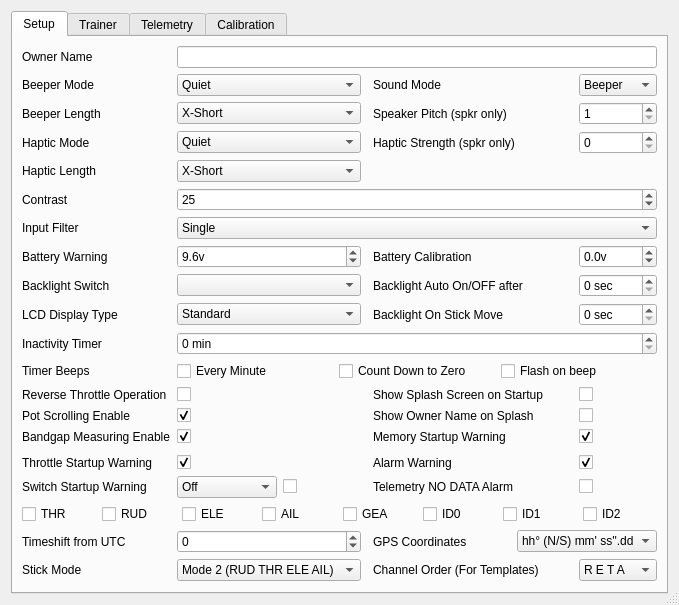
Above: src/generaledit.ui from roberto1903/companion9x before the change. Below: the same form after it.
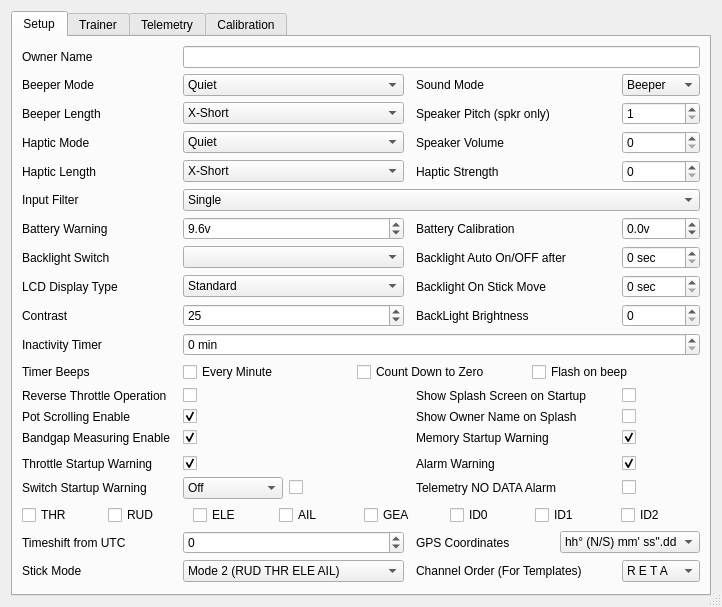
That is the form after the change. Icons and pictures are not drawn.

What changed in the file:
```diff
--- a/src/generaledit.ui
+++ b/src/generaledit.ui
@@ -6,8 +6,8 @@
    <rect>
     <x>0</x>
     <y>0</y>
-    <width>659</width>
-    <height>589</height>
+    <width>722</width>
+    <height>607</height>
    </rect>
   </property>
   <property name="windowTitle">
@@ -41,6 +41,30 @@
        <string>Setup</string>
       </attribute>
       <layout class="QGridLayout" name="gridLayout">
+       <item row="18" column="0">
+        <widget class="QLabel" name="label">
+         <property name="toolTip">
+          <string extracomment="Screen Contrast [20-45]"/>
+         </property>
+         <property name="text">
+          <string>Contrast</string>
+         </property>
+        </widget>
+       </item>
+       <item row="7" column="5">
+        <widget class="QSpinBox" name="hapticStrengthSB">
+         <property name="maximum">
+          <number>5</number>
+         </property>
+        </widget>
+       </item>
+       <item row="33" column="4">
+        <widget class="QLabel" name="label_13">
+         <property name="text">
+          <string>Channel Order (For Templates)</string>
+         </property>
+        </widget>
+       </item>
        <item row="0" column="0">
         <widget class="QLabel" name="label_ownerName">
          <property name="toolTip">
@@ -51,7 +75,7 @@
          </property>
         </widget>
        </item>
-       <item row="31" column="1">
+       <item row="33" column="2">
         <widget class="QComboBox" name="stickmodeCB">
          <property name="toolTip">
           <string/>
@@ -105,7 +129,7 @@
          </item>
         </widget>
        </item>
-       <item row="6" column="1">
+       <item row="6" column="2">
         <widget class="QComboBox" name="hapticmodeCB">
          <item>
           <property name="text">
@@ -129,14 +153,14 @@
          </item>
         </widget>
        </item>
-       <item row="22" column="0">
+       <item row="24" column="0">
         <widget class="QLabel" name="label_BandGapEnable">
          <property name="text">
           <string>Bandgap Measuring Enable</string>
          </property>
         </widget>
        </item>
-       <item row="19" column="1" colspan="4">
+       <item row="21" column="2" colspan="4">
         <layout class="QHBoxLayout" name="horizontalLayout">
          <item>
           <widget class="QCheckBox" name="beepMinuteChkB">
@@ -178,14 +202,7 @@
          </item>
         </layout>
        </item>
-       <item row="7" column="0">
-        <widget class="QLabel" name="label_HL">
-         <property name="text">
-          <string>Haptic Length</string>
-         </property>
-        </widget>
-       </item>
-       <item row="14" column="4">
+       <item row="15" column="5">
         <widget class="QSpinBox" name="backlightautoSB">
          <property name="sizePolicy">
           <sizepolicy hsizetype="Minimum" vsizetype="Fixed">
@@ -213,7 +230,7 @@
          </property>
         </widget>
        </item>
-       <item row="30" column="1">
+       <item row="32" column="2">
         <widget class="QSpinBox" name="timezoneSB">
          <property name="minimum">
           <number>-14</number>
@@ -226,14 +243,14 @@
          </property>
         </widget>
        </item>
-       <item row="10" column="0">
+       <item row="11" column="0">
         <widget class="QLabel" name="label_8">
          <property name="text">
           <string>Input Filter</string>
          </property>
         </widget>
        </item>
-       <item row="20" column="1">
+       <item row="22" column="2">
         <widget class="QCheckBox" name="thrrevChkB">
          <property name="whatsThis">
           <string>Reverse throttle operation.
@@ -246,7 +263,7 @@
          </property>
         </widget>
        </item>
-       <item row="2" column="1">
+       <item row="2" column="2">
         <widget class="QComboBox" name="beeperCB">
          <property name="toolTip">
           <string/>
@@ -285,7 +302,7 @@
          </item>
         </widget>
        </item>
-       <item row="21" column="1">
+       <item row="23" column="2">
         <widget class="QCheckBox" name="PotScrollEnableChkB">
          <property name="whatsThis">
           <string>&lt;!DOCTYPE HTML PUBLIC &quot;-//W3C//DTD HTML 4.0//EN&quot; &quot;http://www.w3.org/TR/REC-html40/strict.dtd&quot;&gt;
@@ -308,14 +325,14 @@
          </property>
         </widget>
        </item>
-       <item row="19" column="0">
+       <item row="21" column="0">
         <widget class="QLabel" name="label_28">
          <property name="text">
           <string>Timer Beeps</string>
          </property>
         </widget>
        </item>
-       <item row="24" column="4">
+       <item row="26" column="5">
         <widget class="QCheckBox" name="alarmwarnChkB">
          <property name="maximumSize">
           <size>
@@ -344,14 +361,62 @@
          </property>
         </widget>
        </item>
-       <item row="31" column="3">
-        <widget class="QLabel" name="label_13">
-         <property name="text">
-          <string>Channel Order (For Templates)</string>
-         </property>
-        </widget>
+       <item row="27" column="2">
+        <layout class="QHBoxLayout" name="horizontalLayout_4">
+         <item>
+          <widget class="QComboBox" name="swtchWarnCB">
+           <property name="sizePolicy">
+            <sizepolicy hsizetype="Minimum" vsizetype="Fixed">
+             <horstretch>0</horstretch>
+             <verstretch>0</verstretch>
+            </sizepolicy>
+           </property>
+           <property name="maximumSize">
+            <size>
+             <width>100</width>
+             <height>16777215</height>
+            </size>
+           </property>
+           <item>
+            <property name="text">
+             <string>Off</string>
+            </property>
+           </item>
+           <item>
+            <property name="text">
+             <string>Switches Up</string>
+            </property>
+           </item>
+           <item>
+            <property name="text">
+             <string>Switches Down</string>
+            </property>
+           </item>
+          </widget>
+         </item>
+         <item>
+          <widget class="QCheckBox" name="swtchWarnChkB">
+           <property name="text">
+            <string/>
+           </property>
+          </widget>
+         </item>
+         <item>
+          <spacer name="horizontalSpacer_3">
+           <property name="orientation">
+            <enum>Qt::Horizontal</enum>
+           </property>
+           <property name="sizeHint" stdset="0">
+            <size>
+             <width>40</width>
+             <height>20</height>
+            </size>
+           </property>
+          </spacer>
+         </item>
+        </layout>
        </item>
-       <item row="4" column="4">
+       <item row="4" column="5">
         <widget class="QSpinBox" name="speakerPitchSB">
          <property name="toolTip">
           <string/>
@@ -378,14 +443,14 @@
          </property>
         </widget>
        </item>
-       <item row="22" column="3">
+       <item row="24" column="4">
         <widget class="QLabel" name="label_11">
          <property name="text">
           <string>Memory Startup Warning</string>
          </property>
         </widget>
        </item>
-       <item row="4" column="1">
+       <item row="4" column="2">
         <widget class="QComboBox" name="beeperlenCB">
          <item>
           <property name="text">
@@ -414,7 +479,7 @@
          </item>
         </widget>
        </item>
-       <item row="11" column="1">
+       <item row="12" column="2">
         <widget class="QDoubleSpinBox" name="battwarningDSB">
          <property name="toolTip">
           <string/>
@@ -451,7 +516,7 @@
          </property>
         </widget>
        </item>
-       <item row="11" column="0">
+       <item row="12" column="0">
         <widget class="QLabel" name="label_2">
          <property name="toolTip">
           <string extracomment="Low Battery Voltage warning [5v-10v]"/>
@@ -461,14 +526,20 @@
          </property>
         </widget>
        </item>
-       <item row="6" column="3">
-        <widget class="QLabel" name="label_hapticStrengthSB">
-         <property name="text">
-          <string>Haptic Strength (spkr only)</string>
+       <item row="25" column="2" colspan="2">
+        <spacer name="horizontalSpacer">
+         <property name="orientation">
+          <enum>Qt::Horizontal</enum>
          </property>
-        </widget>
+         <property name="sizeHint" stdset="0">
+          <size>
+           <width>40</width>
+           <height>5</height>
+          </size>
+         </property>
+        </spacer>
        </item>
-       <item row="29" column="0" colspan="5">
+       <item row="31" column="0" colspan="6">
         <layout class="QHBoxLayout" name="switchMaskLayout">
          <item>
           <widget class="QCheckBox" name="swTHRChkB">
@@ -528,48 +599,21 @@
          </item>
         </layout>
        </item>
-       <item row="9" column="1" colspan="4">
-        <widget class="QSpinBox" name="contrastSB">
-         <property name="toolTip">
-          <string/>
-         </property>
-         <property name="statusTip">
-          <string/>
-         </property>
-         <property name="whatsThis">
-          <string>&lt;!DOCTYPE HTML PUBLIC &quot;-//W3C//DTD HTML 4.0//EN&quot; &quot;http://www.w3.org/TR/REC-html40/strict.dtd&quot;&gt;
-&lt;html&gt;&lt;head&gt;&lt;meta name=&quot;qrichtext&quot; content=&quot;1&quot; /&gt;&lt;style type=&quot;text/css&quot;&gt;
-p, li { white-space: pre-wrap; }
-&lt;/style&gt;&lt;/head&gt;&lt;body style=&quot; font-family:'MS Shell Dlg 2'; font-size:8.25pt; font-weight:400; font-style:normal;&quot;&gt;
-&lt;p style=&quot; margin-top:0px; margin-bottom:0px; margin-left:0px; margin-right:0px; -qt-block-indent:0; text-indent:0px;&quot;&gt;&lt;span style=&quot; font-size:8pt;&quot;&gt;LCD Screen Contrast&lt;/span&gt;&lt;/p&gt;
-&lt;p style=&quot; margin-top:0px; margin-bottom:0px; margin-left:0px; margin-right:0px; -qt-block-indent:0; text-indent:0px;&quot;&gt;&lt;span style=&quot; font-size:8pt;&quot;&gt;Values can be 20-45&lt;/span&gt;&lt;/p&gt;&lt;/body&gt;&lt;/html&gt;</string>
-         </property>
-         <property name="minimum">
-          <number>10</number>
-         </property>
-         <property name="maximum">
-          <number>45</number>
-         </property>
-         <property name="value">
-          <number>25</number>
-         </property>
-        </widget>
-       </item>
-       <item row="2" column="3">
+       <item row="2" column="4">
         <widget class="QLabel" name="label_soundMode">
          <property name="text">
           <string>Sound Mode</string>
          </property>
         </widget>
        </item>
-       <item row="20" column="0">
+       <item row="22" column="0">
         <widget class="QLabel" name="label_7">
          <property name="text">
           <string>Reverse Throttle Operation</string>
          </property>
         </widget>
        </item>
-       <item row="21" column="0">
+       <item row="23" column="0">
         <widget class="QLabel" name="label_PotScrollEnable">
          <property name="text">
           <string>Pot Scrolling Enable</string>
@@ -583,24 +627,14 @@
          </property>
         </widget>
        </item>
-       <item row="9" column="0">
-        <widget class="QLabel" name="label">
-         <property name="toolTip">
-          <string extracomment="Screen Contrast [20-45]"/>
-         </property>
-         <property name="text">
-          <string>Contrast</string>
-         </property>
-        </widget>
-       </item>
-       <item row="11" column="3">
+       <item row="12" column="4">
         <widget class="QLabel" name="label_3">
          <property name="text">
           <string>Battery Calibration</string>
          </property>
         </widget>
        </item>
-       <item row="18" column="1" colspan="4">
+       <item row="20" column="2" colspan="4">
         <widget class="QSpinBox" name="inactimerSB">
          <property name="toolTip">
           <string/>
@@ -619,14 +653,7 @@
          </property>
         </widget>
        </item>
-       <item row="6" column="4">
-        <widget class="QSpinBox" name="hapticStrengthSB">
-         <property name="maximum">
-          <number>5</number>
-         </property>
-        </widget>
-       </item>
-       <item row="20" column="4">
+       <item row="22" column="5">
         <widget class="QCheckBox" name="splashScreenChkB">
          <property name="maximumSize">
           <size>
@@ -645,14 +672,14 @@
          </property>
         </widget>
        </item>
-       <item row="0" column="1" colspan="4">
+       <item row="0" column="2" colspan="4">
         <widget class="QLineEdit" name="ownerNameLE">
          <property name="maxLength">
           <number>10</number>
          </property>
         </widget>
        </item>
-       <item row="11" column="4">
+       <item row="12" column="5">
         <widget class="QDoubleSpinBox" name="battcalibDSB">
          <property name="toolTip">
           <string/>
@@ -684,7 +711,7 @@
          </property>
         </widget>
        </item>
-       <item row="10" column="1" colspan="4">
+       <item row="11" column="2" colspan="4">
         <widget class="QComboBox" name="inputfilterCB">
          <item>
           <property name="text">
@@ -703,7 +730,7 @@
          </item>
         </widget>
        </item>
-       <item row="20" column="3">
+       <item row="22" column="4">
         <widget class="QLabel" name="label_29">
          <property name="minimumSize">
           <size>
@@ -716,7 +743,7 @@
          </property>
         </widget>
        </item>
-       <item row="33" column="1" colspan="4">
+       <item row="35" column="2" colspan="4">
         <spacer name="verticalSpacer_2">
          <property name="orientation">
           <enum>Qt::Vertical</enum>
@@ -729,14 +756,14 @@
          </property>
         </spacer>
        </item>
-       <item row="18" column="0">
+       <item row="20" column="0">
         <widget class="QLabel" name="label_6">
          <property name="text">
           <string>Inactivity Timer</string>
          </property>
         </widget>
        </item>
-       <item row="2" column="4">
+       <item row="2" column="5">
         <widget class="QComboBox" name="soundModeCB">
          <item>
           <property name="text">
@@ -762,7 +789,7 @@
          </property>
         </widget>
        </item>
-       <item row="22" column="1">
+       <item row="24" column="2">
         <widget class="QCheckBox" name="BandGapEnableChkB">
          <property name="whatsThis">
           <string>&lt;!DOCTYPE HTML PUBLIC &quot;-//W3C//DTD HTML 4.0//EN&quot; &quot;http://www.w3.org/TR/REC-html40/strict.dtd&quot;&gt;
@@ -785,7 +812,7 @@
          </property>
         </widget>
        </item>
-       <item row="30" column="3" colspan="2">
+       <item row="32" column="4" colspan="2">
         <layout class="QHBoxLayout" name="gpsFormatLayout">
          <item>
           <widget class="QLabel" name="gpsFormatLabel">
@@ -810,7 +837,7 @@
          </item>
         </layout>
        </item>
-       <item row="21" column="4">
+       <item row="23" column="5">
         <widget class="QCheckBox" name="hideNameOnSplashChkB">
          <property name="maximumSize">
           <size>
@@ -823,14 +850,14 @@
          </property>
         </widget>
        </item>
-       <item row="30" column="0">
+       <item row="32" column="0">
         <widget class="QLabel" name="label_timezone">
          <property name="text">
           <string>Timeshift from UTC</string>
          </property>
         </widget>
        </item>
-       <item row="31" column="4">
+       <item row="33" column="5">
         <widget class="QComboBox" name="channelorderCB">
          <property name="toolTip">
           <string/>
@@ -968,26 +995,13 @@
          </item>
         </widget>
        </item>
-       <item row="4" column="3">
+       <item row="4" column="4">
         <widget class="QLabel" name="label_speakerPitch">
          <property name="text">
           <string>Speaker Pitch (spkr only)</string>
          </property>
         </widget>
        </item>
-       <item row="23" column="1" colspan="2">
-        <spacer name="horizontalSpacer">
-         <property name="orientation">
-          <enum>Qt::Horizontal</enum>
-         </property>
-         <property name="sizeHint" stdset="0">
-          <size>
-           <width>40</width>
-           <height>5</height>
-          </size>
-         </property>
-        </spacer>
-       </item>
        <item row="6" column="0">
         <widget class="QLabel" name="label_hapticmode">
          <property name="text">
@@ -995,14 +1009,14 @@
          </property>
         </widget>
        </item>
-       <item row="31" column="0">
+       <item row="33" column="0">
         <widget class="QLabel" name="label_14">
          <property name="text">
           <string>Stick Mode</string>
          </property>
         </widget>
        </item>
-       <item row="22" column="4">
+       <item row="24" column="5">
         <widget class="QCheckBox" name="memwarnChkB">
          <property name="maximumSize">
           <size>
@@ -1031,28 +1045,28 @@
          </property>
         </widget>
        </item>
-       <item row="14" column="0">
+       <item row="15" column="0">
         <widget class="QLabel" name="label_4">
          <property name="text">
           <string>Backlight Switch</string>
          </property>
         </widget>
        </item>
-       <item row="24" column="0">
+       <item row="26" column="0">
         <widget class="QLabel" name="label_9">
          <property name="text">
           <string>Throttle Startup Warning</string>
          </property>
         </widget>
        </item>
-       <item row="21" column="3">
+       <item row="23" column="4">
         <widget class="QLabel" name="label_hideOwnerName">
          <property name="text">
           <string>Show Owner Name on Splash</string>
          </property>
         </widget>
        </item>
-       <item row="24" column="1">
+       <item row="26" column="2">
         <widget class="QCheckBox" name="thrwarnChkB">
          <property name="whatsThis">
           <string>&lt;!DOCTYPE HTML PUBLIC &quot;-//W3C//DTD HTML 4.0//EN&quot; &quot;http://www.w3.org/TR/REC-html40/strict.dtd&quot;&gt;
@@ -1078,144 +1092,42 @@
          </property>
         </widget>
        </item>
-       <item row="14" column="3">
+       <item row="15" column="4">
         <widget class="QLabel" name="label_5">
          <property name="text">
           <string>Backlight Auto On/OFF after</string>
          </property>
         </widget>
        </item>
-       <item row="14" column="1">
-        <widget class="QComboBox" name="backlightswCB">
-         <property name="toolTip">
-          <string/>
-         </property>
-         <property name="statusTip">
-          <string/>
-         </property>
-         <property name="whatsThis">
-          <string>This is the switch selectrion for turning on the backlight (if installed).
-
-</string>
-         </property>
-         <property name="currentIndex">
-          <number>-1</number>
-         </property>
-        </widget>
-       </item>
-       <item row="7" column="1">
-        <widget class="QComboBox" name="hapticLengthCB">
-         <item>
-          <property name="text">
-           <string>X-Short</string>
-          </property>
-         </item>
-         <item>
-          <property name="text">
-           <string>Short</string>
-          </property>
-         </item>
-         <item>
-          <property name="text">
-           <string>Normal</string>
-          </property>
-         </item>
-         <item>
-          <property name="text">
-           <string>Long</string>
-          </property>
-         </item>
-         <item>
-          <property name="text">
-           <string>X-Long</string>
-          </property>
-         </item>
-        </widget>
-       </item>
-       <item row="25" column="1">
-        <layout class="QHBoxLayout" name="horizontalLayout_4">
-         <item>
-          <widget class="QComboBox" name="swtchWarnCB">
-           <property name="sizePolicy">
-            <sizepolicy hsizetype="Minimum" vsizetype="Fixed">
-             <horstretch>0</horstretch>
-             <verstretch>0</verstretch>
-            </sizepolicy>
-           </property>
-           <property name="maximumSize">
-            <size>
-             <width>100</width>
-             <height>16777215</height>
-            </size>
-           </property>
-           <item>
-            <property name="text">
-             <string>Off</string>
-            </property>
-           </item>
-           <item>
-            <property name="text">
-             <string>Switches Up</string>
-            </property>
-           </item>
-           <item>
-            <property name="text">
-             <string>Switches Down</string>
-            </property>
-           </item>
-          </widget>
-         </item>
-         <item>
-          <widget class="QCheckBox" name="swtchWarnChkB">
-           <property name="text">
-            <string/>
-           </property>
-          </widget>
-         </item>
-         <item>
-          <spacer name="horizontalSpacer_3">
-           <property name="orientation">
-            <enum>Qt::Horizontal</enum>
-           </property>
-           <property name="sizeHint" stdset="0">
-            <size>
-             <width>40</width>
-             <height>20</height>
-            </size>
-           </property>
-          </spacer>
-         </item>
-        </layout>
-       </item>
-       <item row="25" column="0">
+       <item row="27" column="0">
         <widget class="QLabel" name="label_10">
          <property name="text">
           <string>Switch Startup Warning</string>
          </property>
         </widget>
        </item>
-       <item row="25" column="3">
+       <item row="27" column="4">
         <widget class="QLabel" name="label_telalarms">
          <property name="text">
           <string>Telemetry NO DATA Alarm</string>
          </property>
         </widget>
        </item>
-       <item row="25" column="4">
+       <item row="27" column="5">
         <widget class="QCheckBox" name="telalarmsChkB">
          <property name="text">
           <string/>
          </property>
         </widget>
        </item>
-       <item row="24" column="3">
+       <item row="26" column="4">
         <widget class="QLabel" name="label_27">
          <property name="text">
           <string>Alarm Warning</string>
          </property>
         </widget>
        </item>
-       <item row="15" column="4">
+       <item row="17" column="5">
         <widget class="QSpinBox" name="blOnStickMoveSB">
          <property name="suffix">
           <string> sec</string>
@@ -1228,21 +1140,21 @@
          </property>
         </widget>
        </item>
-       <item row="15" column="3">
+       <item row="17" column="4">
         <widget class="QLabel" name="label_blOnStickMove">
          <property name="text">
           <string>Backlight On Stick Move</string>
          </property>
         </widget>
        </item>
-       <item row="15" column="0">
+       <item row="17" column="0">
         <widget class="QLabel" name="label_displayType">
          <property name="text">
           <string>LCD Display Type</string>
          </property>
         </widget>
        </item>
-       <item row="15" column="1">
+       <item row="17" column="2">
         <widget class="QComboBox" name="displayTypeCB">
          <item>
           <property name="text">
@@ -1256,6 +1168,122 @@
          </item>
         </widget>
        </item>
+       <item row="15" column="2">
+        <widget class="QComboBox" name="backlightswCB">
+         <property name="toolTip">
+          <string/>
+         </property>
+         <property name="statusTip">
+          <string/>
+         </property>
+         <property name="whatsThis">
+          <string>This is the switch selectrion for turning on the backlight (if installed).
+
+</string>
+         </property>
+         <property name="currentIndex">
+          <number>-1</number>
+         </property>
+        </widget>
+       </item>
+       <item row="6" column="4">
+        <widget class="QLabel" name="label_volume">
+         <property name="text">
+          <string>Speaker Volume</string>
+         </property>
+        </widget>
+       </item>
+       <item row="7" column="0">
+        <widget class="QLabel" name="label_HL">
+         <property name="text">
+          <string>Haptic Length</string>
+         </property>
+        </widget>
+       </item>
+       <item row="7" column="2">
+        <widget class="QComboBox" name="hapticLengthCB">
+         <item>
+          <property name="text">
+           <string>X-Short</string>
+          </property>
+         </item>
+         <item>
+          <property name="text">
+           <string>Short</string>
+          </property>
+         </item>
+         <item>
+          <property name="text">
+           <string>Normal</string>
+          </property>
+         </item>
+         <item>
+          <property name="text">
+           <string>Long</string>
+          </property>
+         </item>
+         <item>
+          <property name="text">
+           <string>X-Long</string>
+          </property>
+         </item>
+        </widget>
+       </item>
+       <item row="7" column="4">
+        <widget class="QLabel" name="label_hapticStrengthSB">
+         <property name="text">
+          <string>Haptic Strength</string>
+         </property>
+        </widget>
+       </item>
+       <item row="6" column="5">
+        <widget class="QSpinBox" name="volume_SB">
+         <property name="maximum">
+          <number>23</number>
+         </property>
+        </widget>
+       </item>
+       <item row="18" column="2">
+        <widget class="QSpinBox" name="contrastSB">
+         <property name="toolTip">
+          <string/>
+         </property>
+         <property name="statusTip">
+          <string/>
+         </property>
+         <property name="whatsThis">
+          <string>&lt;!DOCTYPE HTML PUBLIC &quot;-//W3C//DTD HTML 4.0//EN&quot; &quot;http://www.w3.org/TR/REC-html40/strict.dtd&quot;&gt;
+&lt;html&gt;&lt;head&gt;&lt;meta name=&quot;qrichtext&quot; content=&quot;1&quot; /&gt;&lt;style type=&quot;text/css&quot;&gt;
+p, li { white-space: pre-wrap; }
+&lt;/style&gt;&lt;/head&gt;&lt;body style=&quot; font-family:'MS Shell Dlg 2'; font-size:8.25pt; font-weight:400; font-style:normal;&quot;&gt;
+&lt;p style=&quot; margin-top:0px; margin-bottom:0px; margin-left:0px; margin-right:0px; -qt-block-indent:0; text-indent:0px;&quot;&gt;&lt;span style=&quot; font-size:8pt;&quot;&gt;LCD Screen Contrast&lt;/span&gt;&lt;/p&gt;
+&lt;p style=&quot; margin-top:0px; margin-bottom:0px; margin-left:0px; margin-right:0px; -qt-block-indent:0; text-indent:0px;&quot;&gt;&lt;span style=&quot; font-size:8pt;&quot;&gt;Values can be 20-45&lt;/span&gt;&lt;/p&gt;&lt;/body&gt;&lt;/html&gt;</string>
+         </property>
+         <property name="minimum">
+          <number>10</number>
+         </property>
+         <property name="maximum">
+          <number>45</number>
+         </property>
+         <property name="value">
+          <number>25</number>
+         </property>
+        </widget>
+       </item>
+       <item row="18" column="4">
+        <widget class="QLabel" name="label_BLBright">
+         <property name="text">
+          <string>BackLight Brightness</string>
+         </property>
+        </widget>
+       </item>
+       <item row="18" column="5">
+        <widget class="QSpinBox" name="BLBright_SB">
+         <property name="maximum">
+          <number>100</number>
+         </property>
+        </widget>
+       </item>
       </layout>
      </widget>
      <widget class="QWidget" name="tabTrainer">
```
Left out of the diff: 70 changed lines with no effect on the pictures.
